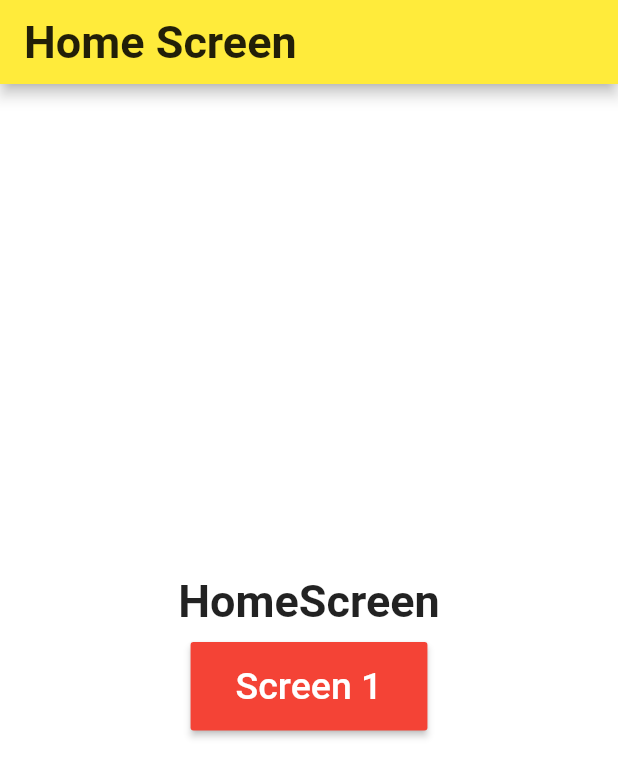
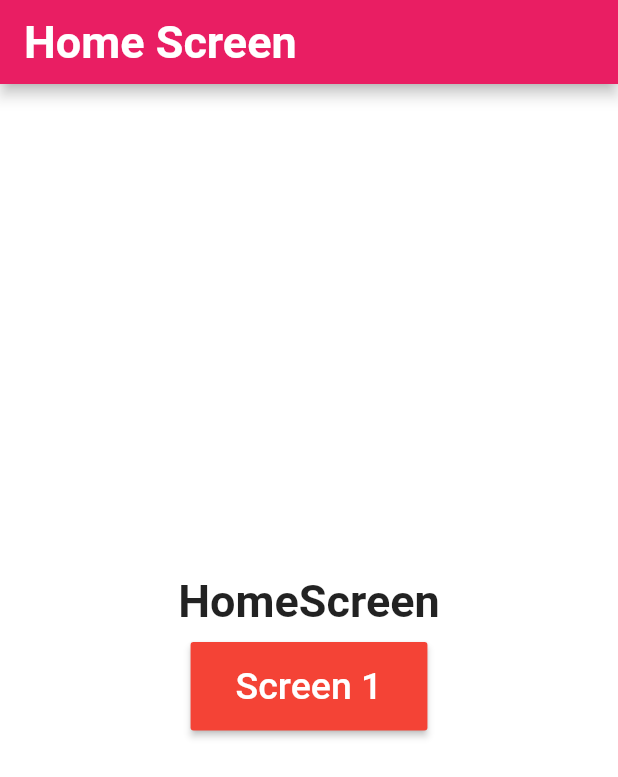
Before and after one commit to farihanoor/flutter_navigation, a Flutter app: the screen it shows after launch, on a phone screen of 412 x 824 dp. Shown: the top 777 px of the screen. Run offline on Flutter 3.47's test engine with Material 2 defaults, Android fonts, the phone set to English and light mode, and no system bars.

Commit message:
comments added

```diff
--- a/flutter_navigation/lib/main.dart
+++ b/flutter_navigation/lib/main.dart
@@ -10,10 +10,12 @@ class MyApp extends StatelessWidget {
   @override
   Widget build(BuildContext context) {
     return MaterialApp(
+      //this removes the red label
       debugShowCheckedModeBanner: false,
       title: 'Navigation',
       theme: ThemeData(
-        primarySwatch: Colors.yellow,
+        //AppBar color
+        primarySwatch: Colors.pink,
       ),
       home: _Homepage(),
     );
@@ -29,8 +31,10 @@ class __HomepageState extends State<_Homepage> {
   @override
   Widget build(BuildContext context) {
     return Scaffold(
+      //the whole screen is white
       backgroundColor: Colors.white,
       appBar: AppBar(
+        //text in the App bar
         title: Text(
           'Home Screen',
           style: TextStyle(
@@ -39,10 +43,15 @@ class __HomepageState extends State<_Homepage> {
           ),
         ),
       ),
+      //a container is set to place the text and button
       body: Container(
         alignment: Alignment.center,
+        //now we set a column ta plact the text and button, on top of the other
         child: Column(
+          //mainAxis the the parallel to y-axis for column
           mainAxisAlignment: MainAxisAlignment.center,
+          //this container will have 2 <Widget>..
+          //i)Text, ii)Padding
           children: <Widget>[
             Text(
               "HomeScreen",
@@ -51,6 +60,7 @@ class __HomepageState extends State<_Homepage> {
                 fontWeight: FontWeight.w600,
               ),
             ),
+            //we define the button here
             Padding(
               padding: EdgeInsets.all(10.0),
               child: RaisedButton(
@@ -58,17 +68,21 @@ class __HomepageState extends State<_Homepage> {
                   horizontal: 30.0,
                   vertical: 15.0,
                 ),
+                //color of the button
                 color: Colors.red,
+                //The main code for navigation starts here
                 onPressed: () {
                   Navigator.push(
                     context,
                     MaterialPageRoute(
                       builder: (
+                      //we point to the constructor of the firstScreen()
                         (context) => firstScreen()
                       ),
                     ),
                   );
                 },
+                //text displayed on the button
                 child: Text(
                   "Screen 1",
                   style: TextStyle(color: Colors.white, fontSize: 25.0),
```
